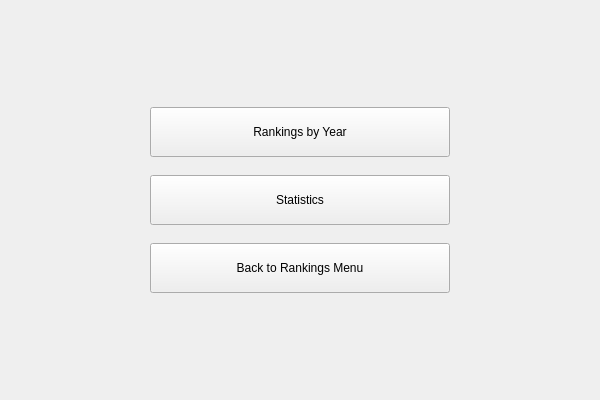
Above: ui/rankings_esc_main_menu.ui from GiaFil7/esc_app before the change. Below: the same form after it.
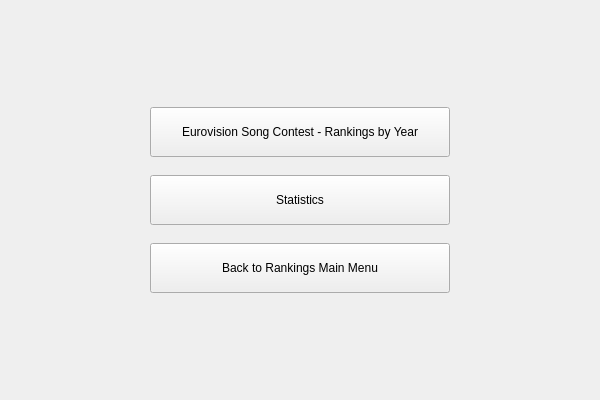
That is the form after the change.

Commit message: Implemented rankings_by_year

Diff of the .ui file:
```diff
--- a/ui/rankings_esc_main_menu.ui
+++ b/ui/rankings_esc_main_menu.ui
@@ -69,7 +69,7 @@
         </size>
        </property>
        <property name="text">
-        <string>Rankings by Year</string>
+        <string>Eurovision Song Contest - Rankings by Year</string>
        </property>
       </widget>
      </item>
@@ -139,7 +139,7 @@
         </size>
        </property>
        <property name="text">
-        <string>Back to Rankings Menu</string>
+        <string>Back to Rankings Main Menu</string>
        </property>
       </widget>
      </item>
```
The commit also changes 23 other files.
